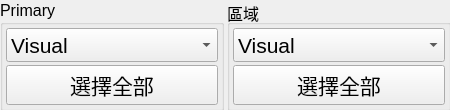
Before: the Qt Designer form bank-view/fronttwinfilter.ui in smandyscom/front-base-widget, drawn with Qt 5.
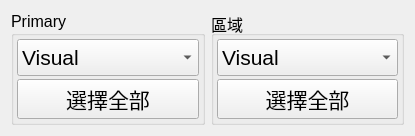
After: the same form once the commit is applied.

Commit message: layout reform

What changed in the file:
```diff
--- a/bank-view/fronttwinfilter.ui
+++ b/bank-view/fronttwinfilter.ui
@@ -6,27 +6,15 @@
    <rect>
     <x>0</x>
     <y>0</y>
-    <width>450</width>
-    <height>110</height>
+    <width>415</width>
+    <height>136</height>
    </rect>
   </property>
   <property name="windowTitle">
    <string>Form</string>
   </property>
-  <widget class="QWidget" name="layoutWidget">
-   <property name="geometry">
-    <rect>
-     <x>0</x>
-     <y>0</y>
-     <width>451</width>
-     <height>111</height>
-    </rect>
-   </property>
-   <layout class="QHBoxLayout" name="horizontalLayout">
-    <property name="spacing">
-     <number>3</number>
-    </property>
-    <item>
+  <layout class="QGridLayout" name="gridLayout">
+   <item row="0" column="0">
      <widget class="QGroupBox" name="groupBoxPrimary">
       <property name="font">
        <font>
@@ -53,11 +41,6 @@
         <number>3</number>
        </property>
        <item>
-        <layout class="QVBoxLayout" name="verticalLayout_3">
-         <property name="spacing">
-          <number>3</number>
-         </property>
-         <item>
           <widget class="QComboBox" name="comboBoxPrimary">
            <property name="sizePolicy">
             <sizepolicy hsizetype="Preferred" vsizetype="Expanding">
@@ -96,11 +79,9 @@
           </widget>
          </item>
         </layout>
-       </item>
-      </layout>
-     </widget>
-    </item>
-    <item>
+    </widget>
+   </item>
+   <item row="0" column="1">
      <widget class="QGroupBox" name="groupBoxRegion">
       <property name="font">
        <font>
@@ -127,11 +108,6 @@
         <number>3</number>
        </property>
        <item>
-        <layout class="QVBoxLayout" name="verticalLayout">
-         <property name="spacing">
-          <number>3</number>
-         </property>
-         <item>
           <widget class="QComboBox" name="comboBoxSecondary">
            <property name="sizePolicy">
             <sizepolicy hsizetype="Preferred" vsizetype="Expanding">
@@ -170,12 +146,9 @@
           </widget>
          </item>
         </layout>
-       </item>
-      </layout>
      </widget>
     </item>
    </layout>
-  </widget>
  </widget>
  <resources/>
  <connections/>
```
Lines whose indentation alone changed are shown as unchanged. The commit also changes 7 other files.
